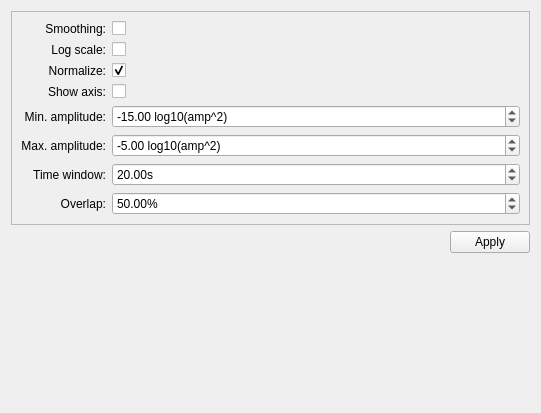
Before: the Qt Designer form apps/gui-qt/scrttv/spectrogramsettings.ui in SeisComP/main, drawn with Qt 5.
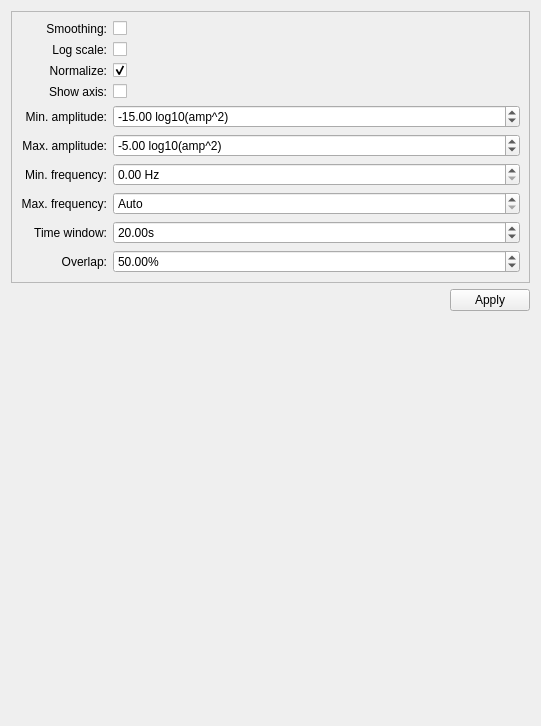
After: the same form once the commit is applied.

Commit message: [scrttv] Add spectrogram min/max frequency settings

Diff of the .ui file:
```diff
--- a/apps/gui-qt/scrttv/spectrogramsettings.ui
+++ b/apps/gui-qt/scrttv/spectrogramsettings.ui
@@ -7,7 +7,7 @@
     <x>0</x>
     <y>0</y>
     <width>541</width>
-    <height>413</height>
+    <height>726</height>
    </rect>
   </property>
   <property name="windowTitle">
@@ -23,6 +23,16 @@
       <enum>QFrame::Raised</enum>
      </property>
      <layout class="QGridLayout" name="gridLayout">
+      <item row="6" column="0">
+       <widget class="QLabel" name="label_9">
+        <property name="text">
+         <string>Min. frequency:</string>
+        </property>
+        <property name="alignment">
+         <set>Qt::AlignRight|Qt::AlignTrailing|Qt::AlignVCenter</set>
+        </property>
+       </widget>
+      </item>
       <item row="0" column="0">
        <widget class="QLabel" name="label">
         <property name="sizePolicy">
@@ -135,7 +145,7 @@
         </property>
        </widget>
       </item>
-      <item row="6" column="0">
+      <item row="8" column="0">
        <widget class="QLabel" name="label_6">
         <property name="text">
          <string>Time window:</string>
@@ -145,7 +155,7 @@
         </property>
        </widget>
       </item>
-      <item row="6" column="1">
+      <item row="8" column="1">
        <widget class="QDoubleSpinBox" name="spinTimeWindow">
         <property name="suffix">
          <string>s</string>
@@ -161,7 +171,7 @@
         </property>
        </widget>
       </item>
-      <item row="7" column="0">
+      <item row="9" column="0">
        <widget class="QLabel" name="label_7">
         <property name="text">
          <string>Overlap:</string>
@@ -171,7 +181,7 @@
         </property>
        </widget>
       </item>
-      <item row="7" column="1">
+      <item row="9" column="1">
        <widget class="QDoubleSpinBox" name="spinOverlap">
         <property name="suffix">
          <string>%</string>
@@ -204,6 +214,42 @@
         </property>
        </widget>
       </item>
+      <item row="7" column="0">
+       <widget class="QLabel" name="label_10">
+        <property name="text">
+         <string>Max. frequency:</string>
+        </property>
+        <property name="alignment">
+         <set>Qt::AlignRight|Qt::AlignTrailing|Qt::AlignVCenter</set>
+        </property>
+       </widget>
+      </item>
+      <item row="6" column="1">
+       <widget class="QDoubleSpinBox" name="spinMinFrequency">
+        <property name="specialValueText">
+         <string/>
+        </property>
+        <property name="suffix">
+         <string> Hz</string>
+        </property>
+        <property name="maximum">
+         <double>10000.000000000000000</double>
+        </property>
+       </widget>
+      </item>
+      <item row="7" column="1">
+       <widget class="QDoubleSpinBox" name="spinMaxFrequency">
+        <property name="specialValueText">
+         <string>Auto</string>
+        </property>
+        <property name="suffix">
+         <string> Hz</string>
+        </property>
+        <property name="maximum">
+         <double>10000.000000000000000</double>
+        </property>
+       </widget>
+      </item>
      </layout>
     </widget>
    </item>
```
The commit also changes 1 other file.
